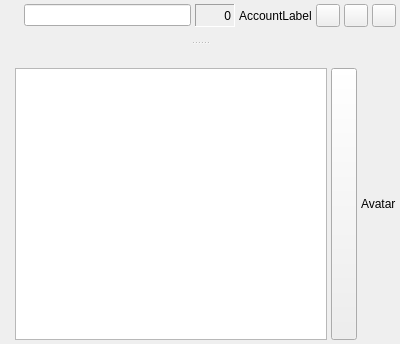
This is src/chatdlg.ui in psi-im/psi as Qt 5 draws it before an edit. The edited form follows.
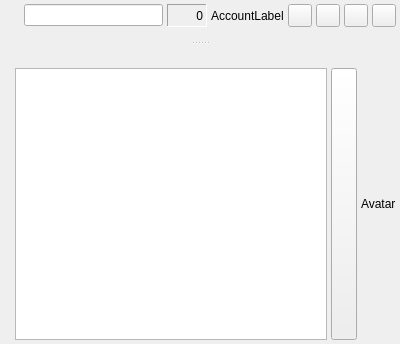
This is the edited form. Custom widgets are drawn as their Qt base class.

Commit message: Voice call buttons everywhere (Psi+ patch 0210-psi-avcalls-addons.diff)

```diff
--- a/src/chatdlg.ui
+++ b/src/chatdlg.ui
@@ -120,6 +120,22 @@
            </property>
           </widget>
          </item>
+         <item>
+          <widget class="QToolButton" name="tb_voice" >
+           <property name="toolTip" >
+            <string>Voice Call</string>
+           </property>
+           <property name="text" >
+            <string/>
+           </property>
+           <property name="iconSize" >
+            <size>
+             <width>16</width>
+             <height>16</height>
+            </size>
+           </property>
+          </widget>
+         </item>
          <item>
           <widget class="QToolButton" name="tb_pgp">
            <property name="toolTip">
```
The commit also changes 4 other files.
